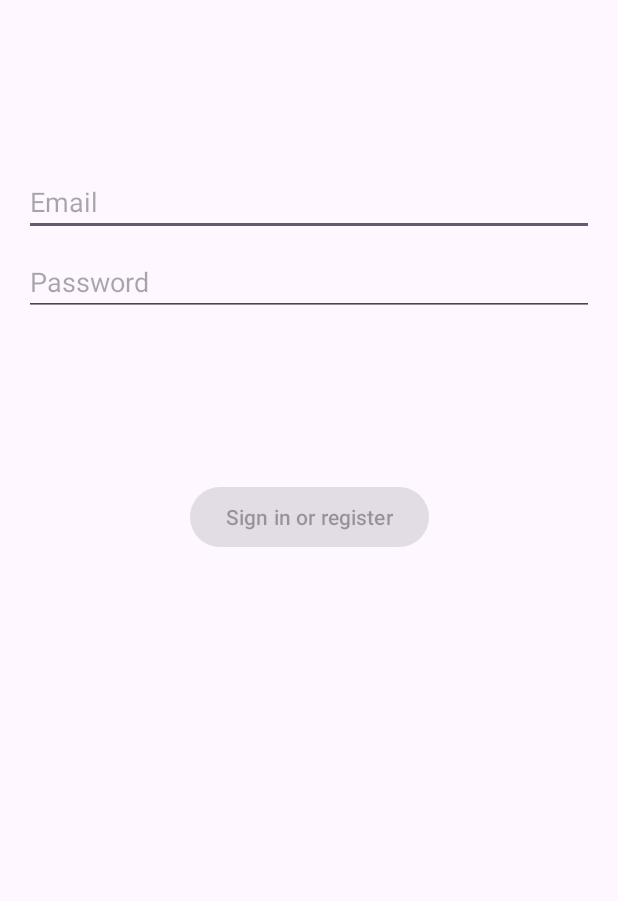
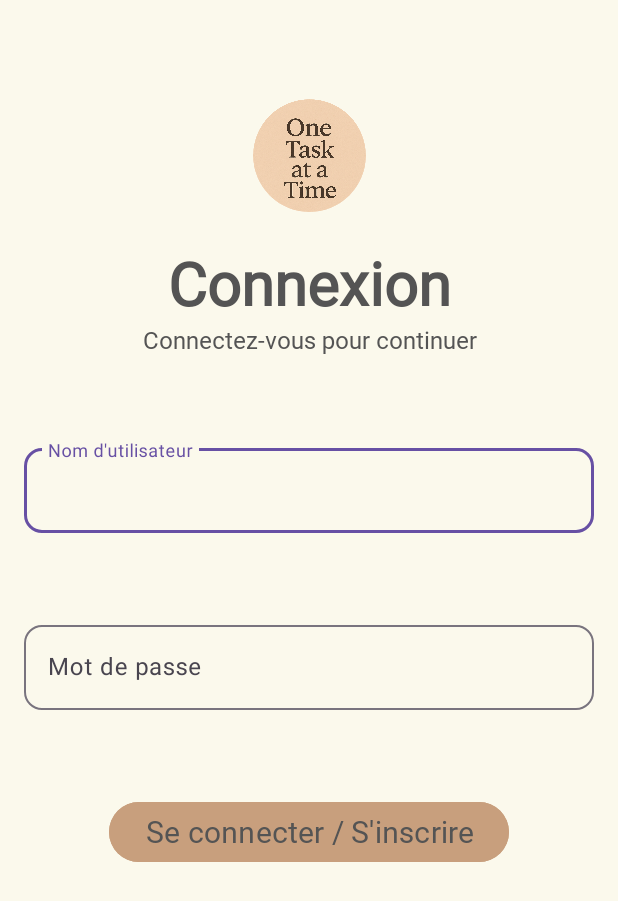
Before and after one commit to AntsaRakoto/One-Task-at-a-Time, an Android app: the layout activity_login.xml on its own in the app's theme, with its tools: preview values and no code run, on a phone screen of 412 x 824 dp. Shown: the top 901 px of the screen. Run offline under Robolectric (Android 15) with nearby library versions, the phone set to English and light mode, and no system bars; Roboto replaces fonts that are not available here.

Commit message:
feat: conception du design de la page login

```diff
--- a/app/src/main/AndroidManifest.xml
+++ b/app/src/main/AndroidManifest.xml
@@ -11,6 +11,9 @@
         android:roundIcon="@mipmap/ic_launcher_round"
         android:supportsRtl="true"
         android:theme="@style/Theme.PersonalApp">
+        <activity
+            android:name=".Accueil"
+            android:exported="false" />
         <activity
             android:name=".ui.login.LoginActivity"
             android:exported="false"
--- a/app/src/main/res/layout-w1240dp/activity_login.xml
+++ /dev/null
@@ -1,69 +0,0 @@
-<?xml version="1.0" encoding="utf-8"?>
-<androidx.constraintlayout.widget.ConstraintLayout xmlns:android="http://schemas.android.com/apk/res/android"
-    xmlns:app="http://schemas.android.com/apk/res-auto"
-    xmlns:tools="http://schemas.android.com/tools"
-    android:id="@+id/container"
-    android:layout_width="match_parent"
-    android:layout_height="match_parent"
-    android:paddingLeft="@dimen/activity_horizontal_margin"
-    android:paddingTop="@dimen/activity_vertical_margin"
-    android:paddingRight="@dimen/activity_horizontal_margin"
-    android:paddingBottom="@dimen/activity_vertical_margin"
-    tools:context=".ui.login.LoginActivity">
-
-    <EditText
-        android:id="@+id/username"
-        android:layout_width="0dp"
-        android:layout_height="wrap_content"
-        android:layout_marginTop="96dp"
-        android:hint="@string/prompt_email"
-        android:inputType="textEmailAddress"
-        android:selectAllOnFocus="true"
-        app:layout_constraintEnd_toEndOf="parent"
-        app:layout_constraintStart_toStartOf="parent"
-        app:layout_constraintTop_toTopOf="parent" />
-
-    <EditText
-        android:id="@+id/password"
-        android:layout_width="0dp"
-        android:layout_height="wrap_content"
-        android:layout_marginTop="8dp"
-        android:hint="@string/prompt_password"
-        android:imeActionLabel="@string/action_sign_in_short"
-        android:imeOptions="actionDone"
-        android:inputType="textPassword"
-        android:selectAllOnFocus="true"
-        app:layout_constraintEnd_toEndOf="parent"
-        app:layout_constraintStart_toStartOf="parent"
-        app:layout_constraintTop_toBottomOf="@+id/username" />
-
-    <Button
-        android:id="@+id/login"
-        android:layout_width="wrap_content"
-        android:layout_height="wrap_content"
-        android:layout_gravity="start"
-        android:layout_marginTop="16dp"
-        android:layout_marginBottom="64dp"
-        android:enabled="false"
-        android:text="@string/action_sign_in"
-        app:layout_constraintBottom_toBottomOf="parent"
-        app:layout_constraintEnd_toEndOf="parent"
-        app:layout_constraintStart_toStartOf="parent"
-        app:layout_constraintTop_toBottomOf="@+id/password"
-        app:layout_constraintVertical_bias="0.2" />
-
-    <ProgressBar
-        android:id="@+id/loading"
-        android:layout_width="wrap_content"
-        android:layout_height="wrap_content"
-        android:layout_gravity="center"
-        android:layout_marginTop="64dp"
-        android:layout_marginBottom="64dp"
-        android:visibility="gone"
-        app:layout_constraintBottom_toBottomOf="parent"
-        app:layout_constraintEnd_toEndOf="@+id/password"
-        app:layout_constraintStart_toStartOf="@+id/password"
-        app:layout_constraintTop_toTopOf="parent"
-        app:layout_constraintVertical_bias="0.3" />
-
-</androidx.constraintlayout.widget.ConstraintLayout>
--- a/app/src/main/res/layout-w936dp/activity_login.xml
+++ /dev/null
@@ -1,76 +0,0 @@
-<?xml version="1.0" encoding="utf-8"?>
-<androidx.constraintlayout.widget.ConstraintLayout xmlns:android="http://schemas.android.com/apk/res/android"
-    xmlns:app="http://schemas.android.com/apk/res-auto"
-    xmlns:tools="http://schemas.android.com/tools"
-    android:id="@+id/container"
-    android:layout_width="match_parent"
-    android:layout_height="match_parent"
-    android:paddingLeft="@dimen/activity_horizontal_margin"
-    android:paddingTop="@dimen/activity_vertical_margin"
-    android:paddingRight="@dimen/activity_horizontal_margin"
-    android:paddingBottom="@dimen/activity_vertical_margin"
-    tools:context=".ui.login.LoginActivity">
-
-    <androidx.constraintlayout.widget.ConstraintLayout
-        android:layout_width="840dp"
-        android:layout_height="match_parent"
-        app:layout_constraintEnd_toEndOf="parent"
-        app:layout_constraintStart_toStartOf="parent">
-
-        <EditText
-            android:id="@+id/username"
-            android:layout_width="0dp"
-            android:layout_height="wrap_content"
-            android:layout_marginTop="96dp"
-            android:hint="@string/prompt_email"
-            android:inputType="textEmailAddress"
-            android:selectAllOnFocus="true"
-            app:layout_constraintEnd_toEndOf="parent"
-            app:layout_constraintStart_toStartOf="parent"
-            app:layout_constraintTop_toTopOf="parent" />
-
-        <EditText
-            android:id="@+id/password"
-            android:layout_width="0dp"
-            android:layout_height="wrap_content"
-            android:layout_marginTop="8dp"
-            android:hint="@string/prompt_password"
-            android:imeActionLabel="@string/action_sign_in_short"
-            android:imeOptions="actionDone"
-            android:inputType="textPassword"
-            android:selectAllOnFocus="true"
-            app:layout_constraintEnd_toEndOf="parent"
-            app:layout_constraintStart_toStartOf="parent"
-            app:layout_constraintTop_toBottomOf="@+id/username" />
-
-        <Button
-            android:id="@+id/login"
-            android:layout_width="wrap_content"
-            android:layout_height="wrap_content"
-            android:layout_gravity="start"
-            android:layout_marginTop="16dp"
-            android:layout_marginBottom="64dp"
-            android:enabled="false"
-            android:text="@string/action_sign_in"
-            app:layout_constraintBottom_toBottomOf="parent"
-            app:layout_constraintEnd_toEndOf="parent"
-            app:layout_constraintStart_toStartOf="parent"
-            app:layout_constraintTop_toBottomOf="@+id/password"
-            app:layout_constraintVertical_bias="0.2" />
-
-        <ProgressBar
-            android:id="@+id/loading"
-            android:layout_width="wrap_content"
-            android:layout_height="wrap_content"
-            android:layout_gravity="center"
-            android:layout_marginTop="64dp"
-            android:layout_marginBottom="64dp"
-            android:visibility="gone"
-            app:layout_constraintBottom_toBottomOf="parent"
-            app:layout_constraintEnd_toEndOf="@+id/password"
-            app:layout_constraintStart_toStartOf="@+id/password"
-            app:layout_constraintTop_toTopOf="parent"
-            app:layout_constraintVertical_bias="0.3" />
-
-    </androidx.constraintlayout.widget.ConstraintLayout>
-</androidx.constraintlayout.widget.ConstraintLayout>
--- a/app/src/main/res/layout/activity_login.xml
+++ b/app/src/main/res/layout/activity_login.xml
@@ -9,33 +9,95 @@
     android:paddingTop="@dimen/activity_vertical_margin"
     android:paddingRight="@dimen/activity_horizontal_margin"
     android:paddingBottom="@dimen/activity_vertical_margin"
+    android:background="@color/background"
     tools:context=".ui.login.LoginActivity">
 
-    <EditText
-        android:id="@+id/username"
-        android:layout_width="0dp"
-        android:layout_height="wrap_content"
-        android:layout_marginTop="96dp"
-        android:hint="@string/prompt_email"
-        android:inputType="textEmailAddress"
-        android:selectAllOnFocus="true"
+    <ImageView
+        android:id="@+id/logo"
+        android:layout_width="75dp"
+        android:layout_height="75dp"
+        android:layout_marginTop="50dp"
+        android:background="@drawable/cercle_logo"
+        android:clipToOutline="true"
+        android:scaleType="centerCrop"
+        android:src="@drawable/logo"
         app:layout_constraintEnd_toEndOf="parent"
         app:layout_constraintStart_toStartOf="parent"
         app:layout_constraintTop_toTopOf="parent" />
 
-    <EditText
-        android:id="@+id/password"
+    <TextView
+        android:id="@+id/titre"
+        android:layout_width="wrap_content"
+        android:layout_height="wrap_content"
+        android:text="Connexion"
+        android:textSize="40sp"
+        android:textStyle="bold"
+        android:layout_marginTop="20dp"
+        android:fontFamily="@font/merriweather_regular"
+        android:textColor="@color/text_main"
+        app:layout_constraintStart_toStartOf="parent"
+        app:layout_constraintEnd_toEndOf="parent"
+        app:layout_constraintTop_toBottomOf="@id/logo"/>
+
+    <TextView
+        android:id="@+id/texte"
+        android:layout_width="280dp"
+        android:layout_height="wrap_content"
+        android:layout_marginTop="0dp"
+        android:text="@string/connexion"
+        android:textColor="@color/text_main"
+        android:textAlignment="center"
+        android:fontFamily="@font/merriweather_regular"
+        android:textSize="16sp"
+        app:layout_constraintStart_toStartOf="parent"
+        app:layout_constraintEnd_toEndOf="parent"
+        app:layout_constraintTop_toBottomOf="@id/titre"/>
+
+
+    <com.google.android.material.textfield.TextInputLayout
+        android:id="@+id/usernameLayout"
         android:layout_width="0dp"
         android:layout_height="wrap_content"
-        android:layout_marginTop="8dp"
-        android:hint="@string/prompt_password"
-        android:imeActionLabel="@string/action_sign_in_short"
-        android:imeOptions="actionDone"
-        android:inputType="textPassword"
-        android:selectAllOnFocus="true"
+        android:layout_marginTop="56dp"
+        app:boxBackgroundMode="outline"
+        app:boxCornerRadiusTopStart="12dp"
+        app:boxCornerRadiusTopEnd="12dp"
+        app:boxCornerRadiusBottomStart="12dp"
+        app:boxCornerRadiusBottomEnd="12dp"
+        app:layout_constraintStart_toStartOf="parent"
         app:layout_constraintEnd_toEndOf="parent"
+        app:layout_constraintTop_toBottomOf="@id/texte">
+
+        <com.google.android.material.textfield.TextInputEditText
+            android:id="@+id/username"
+            android:layout_width="match_parent"
+            android:layout_height="wrap_content"
+            android:hint="@string/prompt_user"
+            android:inputType="text" />
+    </com.google.android.material.textfield.TextInputLayout>
+
+    <com.google.android.material.textfield.TextInputLayout
+        android:id="@+id/passwordLayout"
+        android:layout_width="0dp"
+        android:layout_height="wrap_content"
+        android:layout_marginTop="56dp"
+        app:boxBackgroundMode="outline"
+        app:boxCornerRadiusTopStart="12dp"
+        app:boxCornerRadiusTopEnd="12dp"
+        app:boxCornerRadiusBottomStart="12dp"
+        app:boxCornerRadiusBottomEnd="12dp"
         app:layout_constraintStart_toStartOf="parent"
-        app:layout_constraintTop_toBottomOf="@+id/username" />
+        app:layout_constraintEnd_toEndOf="parent"
+        app:layout_constraintTop_toBottomOf="@id/usernameLayout">
+
+        <com.google.android.material.textfield.TextInputEditText
+            android:id="@+id/password"
+            android:layout_width="match_parent"
+            android:layout_height="wrap_content"
+            android:hint="@string/prompt_password"
+            android:inputType="textPassword" />
+    </com.google.android.material.textfield.TextInputLayout>
+
 
     <Button
         android:id="@+id/login"
@@ -46,10 +108,14 @@
         android:layout_marginBottom="64dp"
         android:enabled="false"
         android:text="@string/action_sign_in"
+        android:backgroundTint="@color/beige_fonce"
+        android:textColor="@color/text_main"
+        android:textSize="20sp"
+        android:fontFamily="@font/merriweather_regular"
         app:layout_constraintBottom_toBottomOf="parent"
         app:layout_constraintEnd_toEndOf="parent"
         app:layout_constraintStart_toStartOf="parent"
-        app:layout_constraintTop_toBottomOf="@+id/password"
+        app:layout_constraintTop_toBottomOf="@+id/passwordLayout"
         app:layout_constraintVertical_bias="0.2" />
 
     <ProgressBar
@@ -61,8 +127,8 @@
         android:layout_marginBottom="64dp"
         android:visibility="gone"
         app:layout_constraintBottom_toBottomOf="parent"
-        app:layout_constraintEnd_toEndOf="@+id/password"
-        app:layout_constraintStart_toStartOf="@+id/password"
+        app:layout_constraintEnd_toEndOf="@+id/passwordLayout"
+        app:layout_constraintStart_toStartOf="@+id/passwordLayout"
         app:layout_constraintTop_toTopOf="parent"
         app:layout_constraintVertical_bias="0.3" />
 
--- a/app/src/main/res/values/colors.xml
+++ b/app/src/main/res/values/colors.xml
@@ -4,5 +4,10 @@
     <color name="white">#FFFFFFFF</color>
     <color name="background">#fbf9ec</color>
     <color name="text_main">#545454</color>
+    <color name="beige_milieu">#ddb493</color>
+    <color name="beige_fonce">#c89f7d</color>
+    <color name="beige_clair">#f9e8d3</color>
+
+
 
 </resources>
--- a/app/src/main/res/values/strings.xml
+++ b/app/src/main/res/values/strings.xml
@@ -2,10 +2,12 @@
     <string name="app_name">PersonalApp</string>
     <string name="accueil">Application mobile pour le développement de vos projets</string>
     <string name="title_activity_login">LoginActivity</string>
-    <string name="prompt_email">Email</string>
-    <string name="prompt_password">Password</string>
-    <string name="action_sign_in">Sign in or register</string>
-    <string name="action_sign_in_short">Sign in</string>
+    <string name="prompt_user">Nom d\'utilisateur</string>
+    <string name="prompt_password">Mot de passe </string>
+    <string name="action_sign_in">Se connecter / S\'inscrire</string>
+    <string name="action_sign_in_short">Se connecter</string>
+    <string name="connexion">Connectez-vous pour continuer</string>
+    <string name="prompt_email">Mail</string>
     <string name="welcome">"Welcome !"</string>
     <string name="invalid_username">Not a valid username</string>
     <string name="invalid_password">Password must be >5 characters</string>
```
Also changed, not shown: app/src/main/java/com/example/personalapp/Accueil.kt (added, +13 -0 lines), app/src/main/res/layout/activity_accueil.xml (added, +150 -0 lines).
